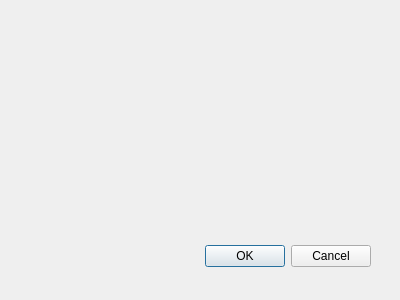
Old version of the form GuiliGuili/osdprofildialog.ui in the repository Toyunda/toyunda.
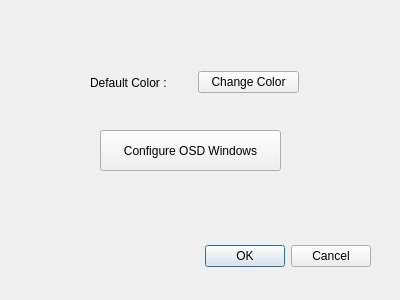
New version of the form.

The edit to the form file:
```diff
--- a/GuiliGuili/osdprofildialog.ui
+++ b/GuiliGuili/osdprofildialog.ui
@@ -31,6 +31,45 @@
     <set>QDialogButtonBox::Cancel|QDialogButtonBox::Ok</set>
    </property>
   </widget>
+  <widget class="QPushButton" name="configWButton">
+   <property name="geometry">
+    <rect>
+     <x>100</x>
+     <y>130</y>
+     <width>181</width>
+     <height>41</height>
+    </rect>
+   </property>
+   <property name="text">
+    <string>Configure OSD Windows</string>
+   </property>
+  </widget>
+  <widget class="QWidget" name="">
+   <property name="geometry">
+    <rect>
+     <x>90</x>
+     <y>70</y>
+     <width>209</width>
+     <height>25</height>
+    </rect>
+   </property>
+   <layout class="QHBoxLayout" name="horizontalLayout">
+    <item>
+     <widget class="QLabel" name="label">
+      <property name="text">
+       <string>Default Color : </string>
+      </property>
+     </widget>
+    </item>
+    <item>
+     <widget class="QPushButton" name="colorButton">
+      <property name="text">
+       <string>Change Color</string>
+      </property>
+     </widget>
+    </item>
+   </layout>
+  </widget>
  </widget>
  <pixmapfunction/>
  <resources/>
```
Left out of the diff: 5 changed lines with no effect on the pictures.
